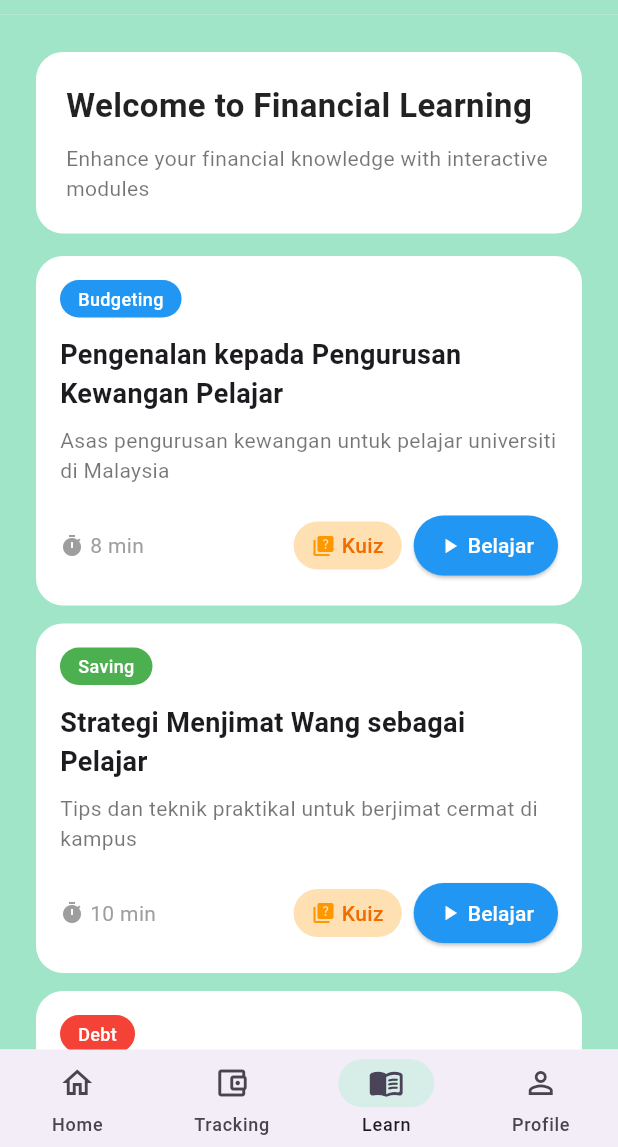
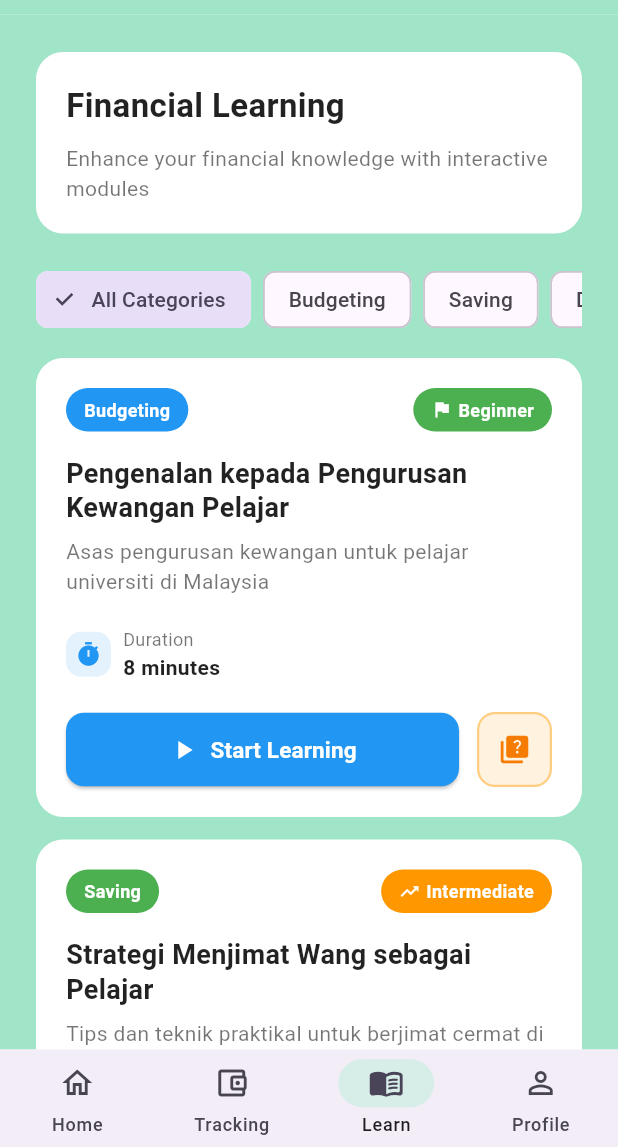
Before and after one commit to adamrujhan/DuitWise-CAT304, a Flutter app: the screen it shows once a user with an empty profile is signed in, item 3 of the bottom bar chosen, on a phone screen of 412 x 824 dp, the part 89-1236 px from its top. Run offline on Flutter 3.47's test engine with Material 3 defaults, Android fonts, the phone set to English and light mode, and no system bars; our stand-ins replace firebase_auth, firebase_core, fl_chart, flutter_riverpod, go_router, shared_preferences; accounts and stored records are empty; network calls fail.

Commit message:
update fin-lit page

```diff
--- a/duitwise_app/lib/modules/financial_literacy/views/fin_lit_page.dart
+++ b/duitwise_app/lib/modules/financial_literacy/views/fin_lit_page.dart
@@ -14,7 +14,7 @@ class LearningPage extends StatelessWidget {
       videoUrl: '',
       duration: Duration(minutes: 8),
       category: 'Budgeting',
-      difficulty: 1,
+      difficulty: 1, // 1 = Beginner
       learningOutcomes: [
         'Memahami konsep pendapatan dan perbelanjaan',
         'Mengenal pasti perbelanjaan perlu vs kehendak',
@@ -28,7 +28,7 @@ class LearningPage extends StatelessWidget {
       videoUrl: '',
       duration: Duration(minutes: 10),
       category: 'Saving',
-      difficulty: 1,
+      difficulty: 2, // 2 = Intermediate
       learningOutcomes: [
         'Teknik penjimatan harian',
         'Menggunakan diskaun pelajar',
@@ -42,11 +42,25 @@ class LearningPage extends StatelessWidget {
       videoUrl: '',
       duration: Duration(minutes: 12),
       category: 'Debt',
-      difficulty: 2,
+      difficulty: 3, // 3 = Advanced
       learningOutcomes: [
         'Memahami terma PTPTN',
         'Perancangan pembayaran balik',
         'Kesan kredit masa depan',
+      ],
+    ),
+    Lesson(
+      id: '4',
+      title: 'Pelaburan Awal untuk Pelajar',
+      description: 'Memulakan pelaburan dengan modal kecil sebagai pelajar',
+      videoUrl: '',
+      duration: Duration(minutes: 15),
+      category: 'Investing',
+      difficulty: 3, // 3 = Advanced
+      learningOutcomes: [
+        'Jenis pelaburan berisiko rendah',
+        'ASB dan pelaburan untuk belia',
+        'Strategi dollar-cost averaging',
       ],
     ),
   ];
@@ -70,13 +84,18 @@ class LearningPage extends StatelessWidget {
                   child: Column(
                     crossAxisAlignment: CrossAxisAlignment.start,
                     children: [
+                      Row(
+                        mainAxisAlignment: MainAxisAlignment.spaceBetween,
+                        children: [
                           Text(
-                        "Welcome to Financial Learning",
+                            "Financial Learning",
                             style: TextStyle(
                               fontSize: 22,
                               fontWeight: FontWeight.w700,
                               color: Colors.black87,
                             ),
+                          ),
+                        ],
                       ),
                       SizedBox(height: 10),
                       Text(
@@ -88,6 +107,46 @@ class LearningPage extends StatelessWidget {
                       ),
                     ],
                   ),
+                ),
+              ),
+
+              const SizedBox(height: 20),
+
+              // Category Filter Chips
+              SingleChildScrollView(
+                scrollDirection: Axis.horizontal,
+                child: Row(
+                  children: [
+                    FilterChip(
+                      label: Text("All Categories"),
+                      selected: true,
+                      onSelected: (bool value) {},
+                    ),
+                    SizedBox(width: 8),
+                    FilterChip(
+                      label: Text("Budgeting"),
+                      selected: false,
+                      onSelected: (bool value) {},
+                    ),
+                    SizedBox(width: 8),
+                    FilterChip(
+                      label: Text("Saving"),
+                      selected: false,
+                      onSelected: (bool value) {},
+                    ),
+                    SizedBox(width: 8),
+                    FilterChip(
+                      label: Text("Debt"),
+                      selected: false,
+                      onSelected: (bool value) {},
+                    ),
+                    SizedBox(width: 8),
+                    FilterChip(
+                      label: Text("Investing"),
+                      selected: false,
+                      onSelected: (bool value) {},
+                    ),
+                  ],
                 ),
               ),
 
@@ -118,15 +177,35 @@ class LearningPage extends StatelessWidget {
                 ...lessons.map((lesson) {
                   return Column(
                     children: [
-                      RoundedCard(
+                      _buildLessonCard(lesson, context),
+                      SizedBox(height: 15),
+                    ],
+                  );
+                }).toList(),
+
+              const SizedBox(height: 40), // Extra spacing at bottom
+            ],
+          ),
+        ),
+      ),
+    );
+  }
+
+  // Build a lesson card with difficulty badge
+  Widget _buildLessonCard(Lesson lesson, BuildContext context) {
+    return RoundedCard(
       child: Padding(
-                          padding: const EdgeInsets.all(16),
+        padding: const EdgeInsets.all(20),
         child: Column(
           crossAxisAlignment: CrossAxisAlignment.start,
           children: [
-                              // Category badge
+            // Header Row with Category and Difficulty
+            Row(
+              mainAxisAlignment: MainAxisAlignment.spaceBetween,
+              children: [
+                // Category Badge
                 Container(
-                                padding: EdgeInsets.symmetric(horizontal: 12, vertical: 4),
+                  padding: EdgeInsets.symmetric(horizontal: 12, vertical: 6),
                   decoration: BoxDecoration(
                     color: _getCategoryColor(lesson.category),
                     borderRadius: BorderRadius.circular(20),
@@ -136,75 +215,140 @@ class LearningPage extends StatelessWidget {
                     style: TextStyle(
                       color: Colors.white,
                       fontSize: 12,
-                                    fontWeight: FontWeight.w500,
+                      fontWeight: FontWeight.w600,
                     ),
                   ),
                 ),
 
-                              SizedBox(height: 12),
+                // Difficulty Badge
+                Container(
+                  padding: EdgeInsets.symmetric(horizontal: 12, vertical: 6),
+                  decoration: BoxDecoration(
+                    color: _getDifficultyColor(lesson.difficulty),
+                    borderRadius: BorderRadius.circular(20),
+                  ),
+                  child: Row(
+                    children: [
+                      Icon(
+                        _getDifficultyIcon(lesson.difficulty),
+                        size: 14,
+                        color: Colors.white,
+                      ),
+                      SizedBox(width: 4),
+                      Text(
+                        _getDifficultyText(lesson.difficulty),
+                        style: TextStyle(
+                          color: Colors.white,
+                          fontSize: 12,
+                          fontWeight: FontWeight.w600,
+                        ),
+                      ),
+                    ],
+                  ),
+                ),
+              ],
+            ),
 
-                              // Lesson title
+            SizedBox(height: 16),
+
+            // Lesson Title
             Text(
               lesson.title,
               style: TextStyle(
                 fontSize: 18,
-                                  fontWeight: FontWeight.w600,
+                fontWeight: FontWeight.w700,
+                color: Colors.black87,
+                height: 1.3,
               ),
             ),
 
             SizedBox(height: 8),
 
-                              // Lesson description
+            // Lesson Description
             Text(
               lesson.description,
               style: TextStyle(
                 fontSize: 14,
                 color: Colors.black54,
+                height: 1.4,
               ),
             ),
 
-                              SizedBox(height: 16),
+            SizedBox(height: 20),
 
+            // Info Row (Duration and Progress)
             Row(
               mainAxisAlignment: MainAxisAlignment.spaceBetween,
               children: [
-                                  // Duration
+                // Duration and Icon
                 Row(
                   children: [
-                                      Icon(Icons.timer, size: 16, color: Colors.grey),
-                                      SizedBox(width: 4),
+                    Container(
+                      padding: EdgeInsets.all(6),
+                      decoration: BoxDecoration(
+                        color: Colors.blue.shade50,
+                        borderRadius: BorderRadius.circular(10),
+                      ),
+                      child: Icon(
+                        Icons.timer,
+                        size: 18,
+                        color: Colors.blue,
+                      ),
+                    ),
+                    SizedBox(width: 8),
+                    Column(
+                      crossAxisAlignment: CrossAxisAlignment.start,
+                      children: [
                         Text(
-                                        '${lesson.duration.inMinutes} min',
+                          "Duration",
+                          style: TextStyle(
+                            fontSize: 12,
+                            color: Colors.black54,
+                          ),
+                        ),
+                        Text(
+                          "${lesson.duration.inMinutes} minutes",
                           style: TextStyle(
                             fontSize: 14,
-                                          color: Colors.grey,
+                            fontWeight: FontWeight.w600,
+                            color: Colors.black87,
                           ),
                         ),
                       ],
                     ),
+                  ],
+                ),
 
-                                  // Action buttons
+              ],
+            ),
+
+            SizedBox(height: 20),
+
+            // Action Buttons
             Row(
               children: [
-                                      // Quiz Button
-                                      InkWell(
-                                        onTap: () => _startQuiz(context, lesson),
-                                        child: Container(
-                                          padding: EdgeInsets.symmetric(horizontal: 12, vertical: 6),
-                                          decoration: BoxDecoration(
-                                            color: Colors.orange.shade100,
-                                            borderRadius: BorderRadius.circular(20),
+                // Learn Button (Primary)
+                Expanded(
+                  child: ElevatedButton(
+                    onPressed: () => _showLessonDetail(context, lesson),
+                    style: ElevatedButton.styleFrom(
+                      backgroundColor: Colors.blue,
+                      foregroundColor: Colors.white,
+                      padding: EdgeInsets.symmetric(vertical: 14),
+                      shape: RoundedRectangleBorder(
+                        borderRadius: BorderRadius.circular(12),
+                      ),
                     ),
                     child: Row(
+                      mainAxisAlignment: MainAxisAlignment.center,
                       children: [
-                                              Icon(Icons.quiz, size: 16, color: Colors.orange),
-                                              SizedBox(width: 4),
+                        Icon(Icons.play_arrow, size: 20),
+                        SizedBox(width: 8),
                         Text(
-                                                'Kuiz',
+                          'Start Learning',
                           style: TextStyle(
-                                                  fontSize: 14,
-                                                  fontWeight: FontWeight.w500,
-                                                  color: Colors.orange.shade800,
+                            fontSize: 15,
+                            fontWeight: FontWeight.w600,
                           ),
                         ),
                       ],
@@ -212,49 +356,30 @@ class LearningPage extends StatelessWidget {
                   ),
                 ),
 
-                                      SizedBox(width: 8),
+                SizedBox(width: 12),
 
-                                      // Learn Button
-                                      ElevatedButton(
-                                        onPressed: () => _showLessonDetail(context, lesson),
-                                        style: ElevatedButton.styleFrom(
-                                          backgroundColor: Colors.blue,
-                                          padding: EdgeInsets.symmetric(horizontal: 16, vertical: 8),
-                                          shape: RoundedRectangleBorder(
-                                            borderRadius: BorderRadius.circular(20),
+                // Quiz Button (Secondary)
+                Container(
+                  width: 50,
+                  height: 50,
+                  decoration: BoxDecoration(
+                    color: Colors.orange.shade50,
+                    borderRadius: BorderRadius.circular(12),
+                    border: Border.all(color: Colors.orange.shade200, width: 1.5),
                   ),
+                  child: IconButton(
+                    onPressed: () => _startQuiz(context, lesson),
+                    icon: Icon(
+                      Icons.quiz,
+                      color: Colors.orange.shade700,
+                      size: 22,
                     ),
-                                        child: Row(
-                                          children: [
-                                            Icon(Icons.play_arrow, size: 16, color: Colors.white),
-                                            SizedBox(width: 4),
-                                            Text(
-                                              'Belajar',
-                                              style: TextStyle(
-                                                fontSize: 14,
-                                                fontWeight: FontWeight.w500,
-                                                color: Colors.white,
-                                              ),
-                                            ),
-                                          ],
+                    tooltip: 'Take Quiz',
                   ),
                 ),
               ],
             ),
           ],
-                              ),
-                            ],
-                          ),
-                        ),
-                      ),
-                      SizedBox(height: 12),
-                    ],
-                  );
-                }).toList(),
-
-              const SizedBox(height: 30), // Extra spacing at bottom
-            ],
-          ),
         ),
       ),
     );
@@ -269,9 +394,78 @@ class LearningPage extends StatelessWidget {
         return Colors.green;
       case 'debt':
         return Colors.red;
+      case 'investing':
+        return Colors.purple;
       default:
-        return Colors.purple;
+        return Colors.teal;
     }
+  }
+
+  // Helper function to get difficulty color
+  Color _getDifficultyColor(int difficulty) {
+    switch (difficulty) {
+      case 1: // Beginner
+        return Colors.green;
+      case 2: // Intermediate
+        return Colors.orange;
+      case 3: // Advanced
+        return Colors.red;
+      default:
+        return Colors.grey;
+    }
+  }
+
+  // Helper function to get difficulty icon
+  IconData _getDifficultyIcon(int difficulty) {
+    switch (difficulty) {
+      case 1: // Beginner
+        return Icons.flag;
+      case 2: // Intermediate
+        return Icons.trending_up;
+      case 3: // Advanced
+        return Icons.star;
+      default:
+        return Icons.help;
+    }
+  }
+
+  // Helper function to get difficulty text
+  String _getDifficultyText(int difficulty) {
+    switch (difficulty) {
+      case 1:
+        return 'Beginner';
+      case 2:
+        return 'Intermediate';
+      case 3:
+        return 'Advanced';
+      default:
+        return 'Unknown';
+    }
+  }
+
+  // Build difficulty badge for legend
+  Widget _buildDifficultyBadge(String text, int difficulty, BuildContext context) {
+    return Row(
+      children: [
+        Container(
+          width: 12,
+          height: 12,
+          decoration: BoxDecoration(
+            color: _getDifficultyColor(difficulty),
+            shape: BoxShape.circle,
+          ),
+        ),
+        SizedBox(width: 6),
+        Text(
+          text,
+          style: TextStyle(
+            fontSize: 12,
+            fontWeight: FontWeight.w500,
+            color: Colors.black54,
+          ),
+        ),
+      ],
+    );
   }
 
   void _showLessonDetail(BuildContext context, Lesson lesson) {
@@ -284,7 +478,7 @@ class LearningPage extends StatelessWidget {
       ),
       builder: (context) {
         return Container(
-          height: MediaQuery.of(context).size.height * 0.8,
+          height: MediaQuery.of(context).size.height * 0.85,
           padding: EdgeInsets.all(20),
           child: Column(
             crossAxisAlignment: CrossAxisAlignment.start,
@@ -324,7 +518,7 @@ class LearningPage extends StatelessWidget {
                     crossAxisAlignment: CrossAxisAlignment.start,
                     children: [
                       Text(
-                        'Keterangan:',
+                        'Description:',
                         style: TextStyle(
                           fontWeight: FontWeight.bold,
                           fontSize: 16,
@@ -347,7 +541,7 @@ class LearningPage extends StatelessWidget {
                     crossAxisAlignment: CrossAxisAlignment.start,
                     children: [
                       Text(
-                        'Hasil Pembelajaran:',
+                        'Learning Outcomes:',
                         style: TextStyle(
                           fontWeight: FontWeight.bold,
                           fontSize: 16,
@@ -384,7 +578,7 @@ class LearningPage extends StatelessWidget {
                     // TODO: Navigate to lesson player
                   },
                   icon: Icon(Icons.play_arrow),
-                  label: Text('Mula Belajar (${lesson.duration.inMinutes} min)'),
+                  label: Text('Start Learning (${lesson.duration.inMinutes} min)'),
                   style: ElevatedButton.styleFrom(
                     backgroundColor: Colors.blue,
                     foregroundColor: Colors.white,
@@ -409,7 +603,7 @@ class LearningPage extends StatelessWidget {
     // TODO: Implement quiz navigation
     ScaffoldMessenger.of(context).showSnackBar(
       SnackBar(
-        content: Text('Memuatkan kuiz untuk: ${lesson.title}'),
+        content: Text('Loading quiz for: ${lesson.title}'),
         backgroundColor: Colors.blue,
       ),
     );
```
Lines whose indentation alone changed are shown as unchanged.
